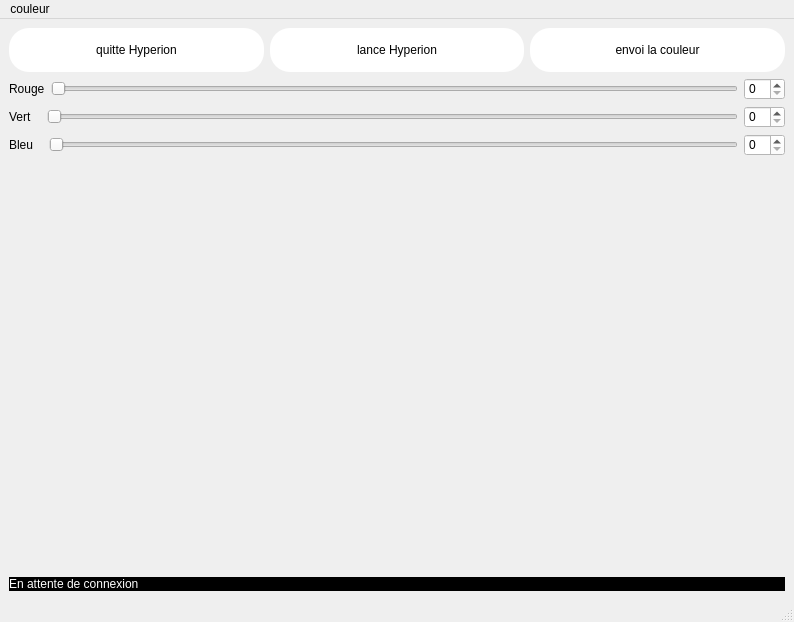
The window that fen.ui (RonangLeSang/telecommande-led-v2) describes before a commit, drawn with Qt 5.
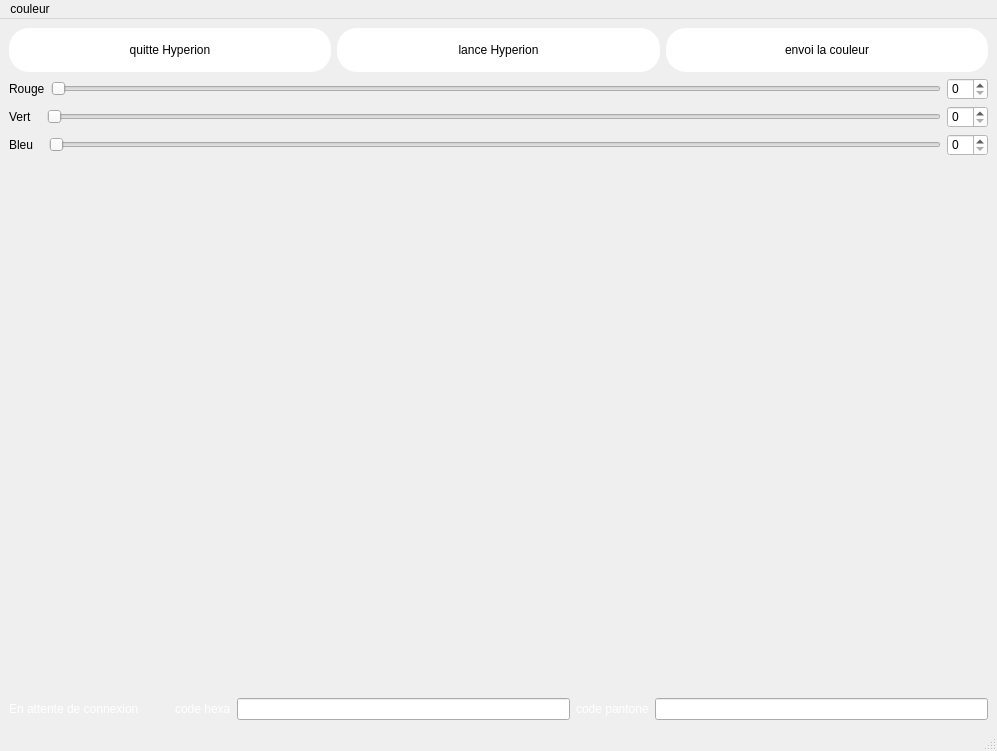
The same window after the commit.

Commit message: [FEATURE] ajout du code hexa

Diff of the .ui file:
```diff
--- a/fen.ui
+++ b/fen.ui
@@ -6,8 +6,8 @@
    <rect>
     <x>0</x>
     <y>0</y>
-    <width>794</width>
-    <height>622</height>
+    <width>997</width>
+    <height>751</height>
    </rect>
   </property>
   <property name="windowTitle">
@@ -156,15 +156,67 @@
        </spacer>
       </item>
       <item>
-       <widget class="QLabel" name="connectionStatus">
-        <property name="styleSheet">
-         <string notr="true">background-color: black;
-color: white</string>
-        </property>
-        <property name="text">
-         <string>En attente de connexion</string>
-        </property>
-       </widget>
+       <layout class="QHBoxLayout" name="horizontalLayout_7">
+        <item>
+         <widget class="QLabel" name="connectionStatus">
+          <property name="minimumSize">
+           <size>
+            <width>160</width>
+            <height>0</height>
+           </size>
+          </property>
+          <property name="maximumSize">
+           <size>
+            <width>160</width>
+            <height>16777215</height>
+           </size>
+          </property>
+          <property name="styleSheet">
+           <string notr="true">color: white</string>
+          </property>
+          <property name="text">
+           <string>En attente de connexion   </string>
+          </property>
+         </widget>
+        </item>
+        <item>
+         <widget class="QLabel" name="labelHexa">
+          <property name="styleSheet">
+           <string notr="true">color: white</string>
+          </property>
+          <property name="text">
+           <string>code hexa</string>
+          </property>
+         </widget>
+        </item>
+        <item>
+         <widget class="QLineEdit" name="editHexa">
+          <property name="styleSheet">
+           <string notr="true">color: white;</string>
+          </property>
+          <property name="text">
+           <string>000</string>
+          </property>
+         </widget>
+        </item>
+        <item>
+         <widget class="QLabel" name="labelPantone">
+          <property name="styleSheet">
+           <string notr="true">color: white</string>
+          </property>
+          <property name="text">
+           <string>code pantone</string>
+          </property>
+         </widget>
+        </item>
+        <item>
+         <widget class="QLineEdit" name="editPantone">
+          <property name="styleSheet">
+           <string notr="true">color: white;</string>
+          </property>
+         </widget>
+        </item>
+       </layout>
       </item>
      </layout>
     </item>
@@ -175,7 +227,7 @@
     <rect>
      <x>0</x>
      <y>0</y>
-     <width>794</width>
+     <width>997</width>
      <height>26</height>
     </rect>
    </property>
```
The commit also changes 1 other file.
